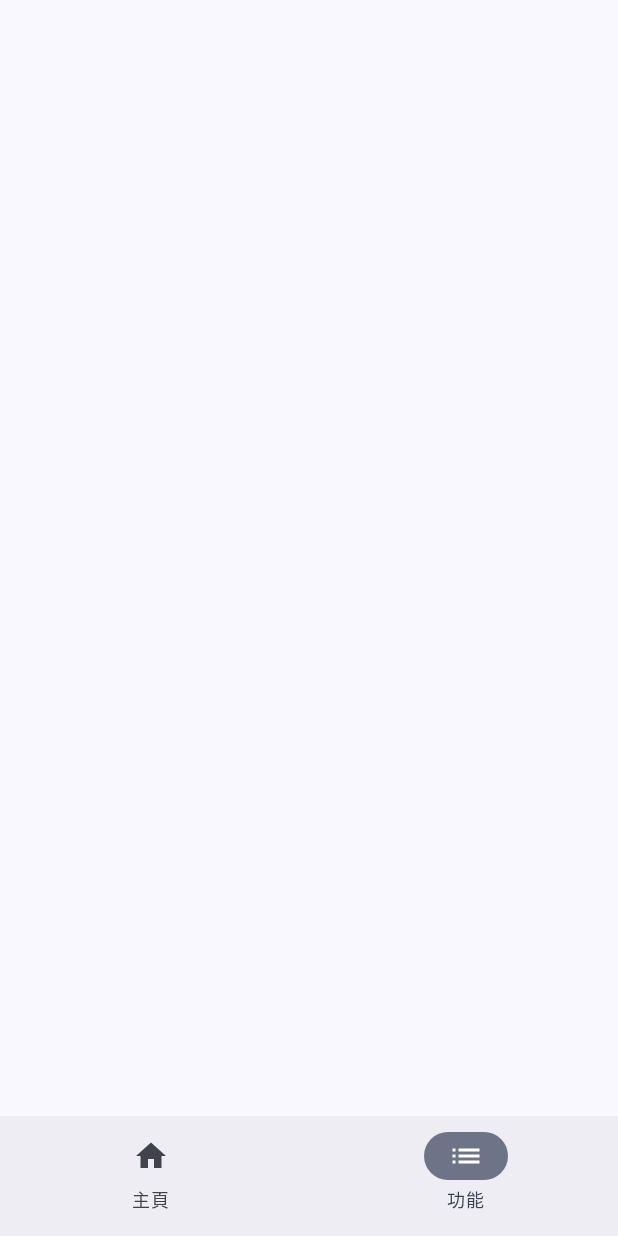
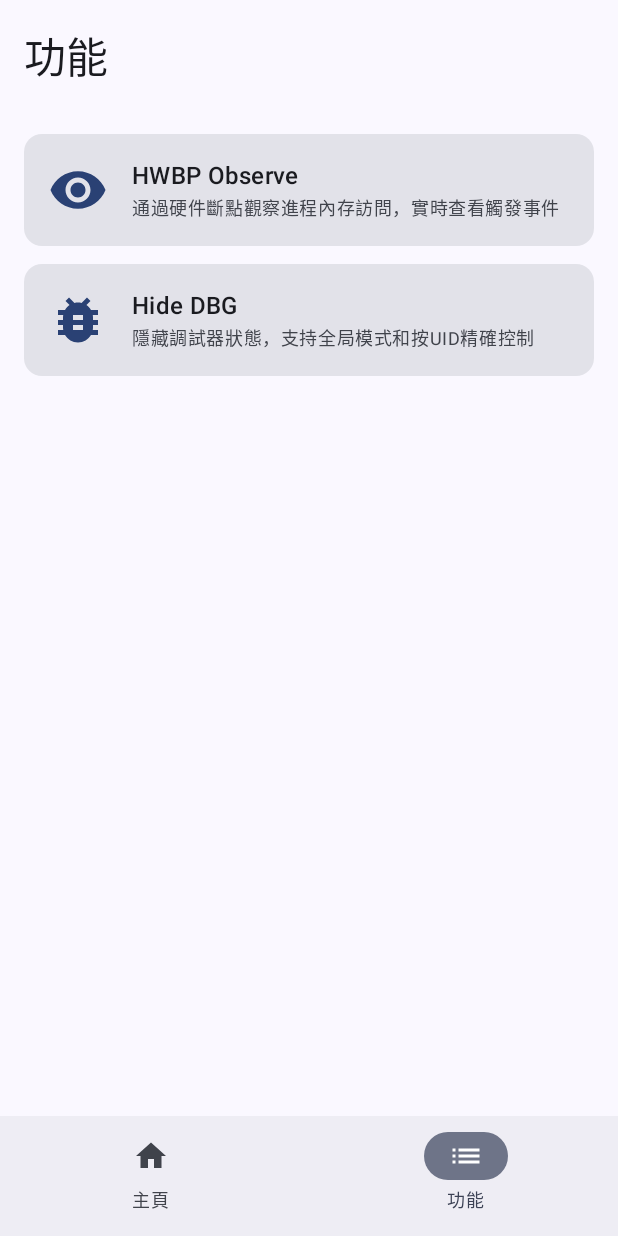
Before and after one commit to Ng1okHub/YggdrasilManager, an Android app built with Jetpack Compose: the screen it shows after launch (MainActivity), item 2 of the bottom bar chosen, on a phone screen of 412 x 824 dp. Run offline under Robolectric (Android 15) with nearby library versions, the phone set to English and light mode, and no system bars; libraries missing offline, so code that uses them is left out: com.topjohnwu.superuser; 4 statements that could not run were skipped.

Commit message:
feat: FeaturesScreen with extensible feature card registry
Add material-icons-extended dependency to support BugReport and
Visibility icons used by the feature cards.

```diff
--- a/app/build.gradle
+++ b/app/build.gradle
@@ -49,6 +49,7 @@ dependencies {
     implementation(libs.compose.ui)
     implementation(libs.compose.ui.tooling.preview)
     implementation(libs.compose.material3)
+    implementation(libs.compose.material.icons.extended)
     implementation(libs.activity.compose)
     implementation(libs.navigation.compose)
     implementation(libs.lifecycle.viewmodel.compose)
--- a/app/src/main/kotlin/ng1ok/yggdrasilmanager/ui/features/FeaturesScreen.kt
+++ b/app/src/main/kotlin/ng1ok/yggdrasilmanager/ui/features/FeaturesScreen.kt
@@ -1,10 +1,75 @@
 package ng1ok.yggdrasilmanager.ui.features
 
-import androidx.compose.foundation.layout.Box
-import androidx.compose.foundation.layout.fillMaxSize
+import androidx.compose.foundation.clickable
+import androidx.compose.foundation.layout.*
+import androidx.compose.material.icons.Icons
+import androidx.compose.material.icons.filled.BugReport
+import androidx.compose.material.icons.filled.Visibility
+import androidx.compose.material3.*
 import androidx.compose.runtime.Composable
+import androidx.compose.ui.Alignment
 import androidx.compose.ui.Modifier
-import androidx.navigation.NavHostController
+import androidx.compose.ui.graphics.vector.ImageVector
+import androidx.compose.ui.unit.dp
+import androidx.navigation.NavController
+
+private data class FeatureItem(
+    val title: String,
+    val description: String,
+    val icon: ImageVector,
+    val route: String
+)
+
+private val features = listOf(
+    FeatureItem(
+        title = "HWBP Observe",
+        description = "通過硬件斷點觀察進程內存訪問，實時查看觸發事件",
+        icon = Icons.Default.Visibility,
+        route = "hwbp"
+    ),
+    FeatureItem(
+        title = "Hide DBG",
+        description = "隱藏調試器狀態，支持全局模式和按UID精確控制",
+        icon = Icons.Default.BugReport,
+        route = "hidedbg"
+    )
+)
 
 @Composable
-fun FeaturesScreen(navController: NavHostController) { Box(Modifier.fillMaxSize()) }
+fun FeaturesScreen(navController: NavController) {
+    Column(
+        modifier = Modifier.fillMaxSize().padding(16.dp),
+        verticalArrangement = Arrangement.spacedBy(12.dp)
+    ) {
+        Text("功能", style = MaterialTheme.typography.headlineMedium)
+        Spacer(Modifier.height(8.dp))
+        features.forEach { feature ->
+            FeatureCard(feature = feature, onClick = { navController.navigate(feature.route) })
+        }
+    }
+}
+
+@Composable
+private fun FeatureCard(feature: FeatureItem, onClick: () -> Unit) {
+    Card(
+        modifier = Modifier.fillMaxWidth().clickable(onClick = onClick)
+    ) {
+        Row(
+            modifier = Modifier.padding(16.dp),
+            verticalAlignment = Alignment.CenterVertically,
+            horizontalArrangement = Arrangement.spacedBy(16.dp)
+        ) {
+            Icon(
+                imageVector = feature.icon,
+                contentDescription = null,
+                modifier = Modifier.size(40.dp),
+                tint = MaterialTheme.colorScheme.primary
+            )
+            Column {
+                Text(feature.title, style = MaterialTheme.typography.titleMedium)
+                Text(feature.description, style = MaterialTheme.typography.bodySmall,
+                    color = MaterialTheme.colorScheme.onSurfaceVariant)
+            }
+        }
+    }
+}
--- a/gradle/libs.versions.toml
+++ b/gradle/libs.versions.toml
@@ -18,6 +18,7 @@ compose-ui = { group = "androidx.compose.ui", name = "ui" }
 compose-ui-tooling = { group = "androidx.compose.ui", name = "ui-tooling" }
 compose-ui-tooling-preview = { group = "androidx.compose.ui", name = "ui-tooling-preview" }
 compose-material3 = { group = "androidx.compose.material3", name = "material3" }
+compose-material-icons-extended = { group = "androidx.compose.material", name = "material-icons-extended" }
 activity-compose = { group = "androidx.activity", name = "activity-compose", version = "1.9.3" }
 navigation-compose = { group = "androidx.navigation", name = "navigation-compose", version.ref = "navigation-compose" }
 lifecycle-viewmodel-compose = { group = "androidx.lifecycle", name = "lifecycle-viewmodel-compose", version.ref = "lifecycle" }
```
